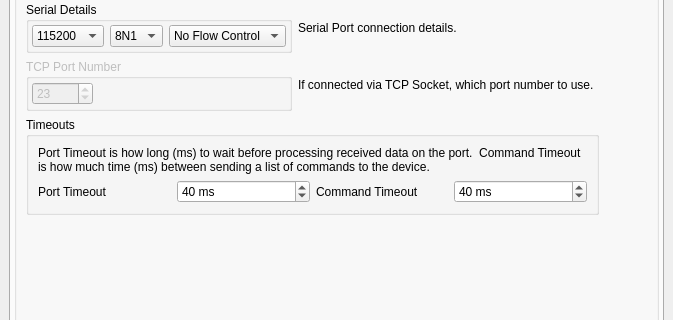
This is rson.ui in guitarpicva/RSON as Qt 5 draws it before an edit; both pictures show x 0 to 673 and y 296 to 616 of the 673 by 698 pixel window. The edited form follows.
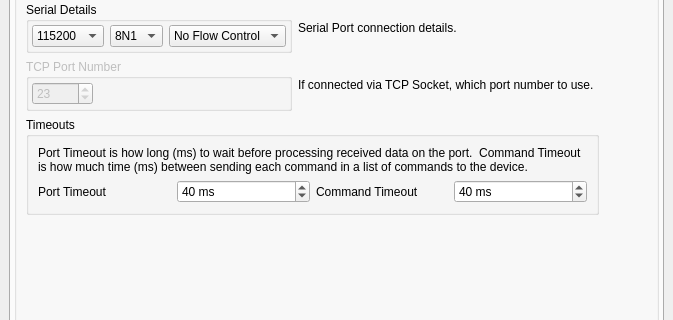
This is the edited form. Icons and pictures are not drawn.

Commit message: fix help text for command timeout field

The edit to the form file:
```diff
--- a/rson.ui
+++ b/rson.ui
@@ -155,7 +155,7 @@
               <item row="0" column="0" colspan="4">
                <widget class="QLabel" name="label_19">
                 <property name="text">
-                 <string>Port Timeout is how long (ms) to wait before processing received data on the port.  Command Timeout is how much time (ms) between sending a list of commands to the device.</string>
+                 <string>Port Timeout is how long (ms) to wait before processing received data on the port.  Command Timeout is how much time (ms) between sending each command in a list of commands to the device.</string>
                 </property>
                 <property name="wordWrap">
                  <bool>true</bool>
```
The commit also changes 1 other file.
